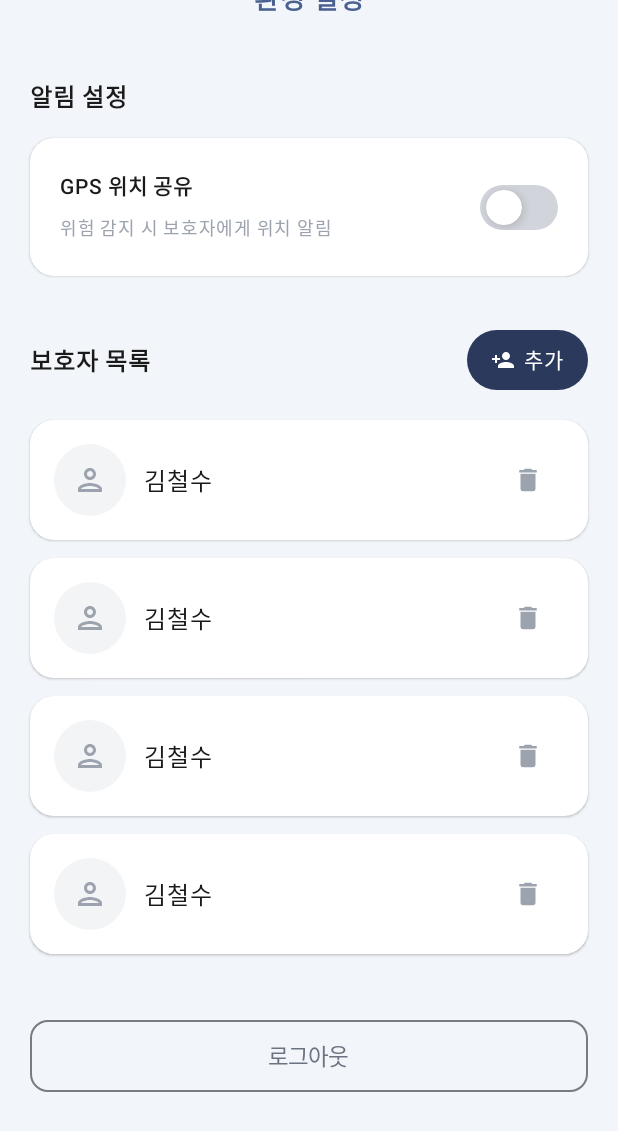
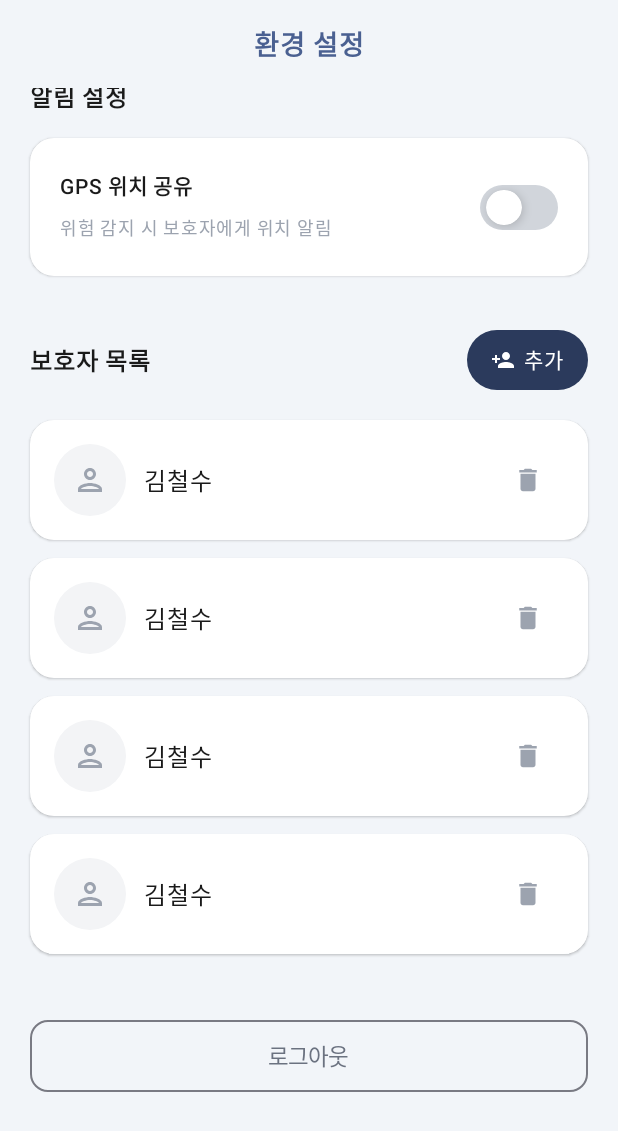
Before and after one commit to YSH128/on-guard, an Android app built with Jetpack Compose: the composable SettingsScreen shown on its own in the app's theme, scrolled down 30 dp, on a phone screen of 412 x 824 dp. Shown: the top 1131 px of the screen. Run offline under Robolectric (Android 15) with nearby library versions, the phone set to English and light mode, and no system bars.

Commit message:
fix: 헤더 고정 안된 현상 수정

```diff
--- a/frontend/shutter-android/app/src/main/java/com/s14p21a404/shutter/presentation/screens/SettingsScreen.kt
+++ b/frontend/shutter-android/app/src/main/java/com/s14p21a404/shutter/presentation/screens/SettingsScreen.kt
@@ -68,15 +68,19 @@ fun SettingsScreen(
             .background(BgColor)
     ) {
         Column(
-            modifier = Modifier
-                .fillMaxSize()
-                .verticalScroll(scrollState)
+            modifier = Modifier.fillMaxSize()
         ) {
-            // ── 상단 헤더 ──
+            // ── 상단 헤더 (고정) ──
             SettingsHeader()
 
-            // ── 콘텐츠 ──
+            // ── 스크롤 콘텐츠 ──
             Column(
+                modifier = Modifier
+                    .fillMaxSize()
+                    .verticalScroll(scrollState)
+            ) {
+                // ── 콘텐츠 ──
+                Column(
                 modifier = Modifier
                     .fillMaxWidth()
                     .padding(horizontal = 20.dp)
@@ -112,6 +116,7 @@ fun SettingsScreen(
                 ) {
                     Text(text = "로그아웃", fontSize = 15.sp)
                 }
+            }
             }
         }
 
```
